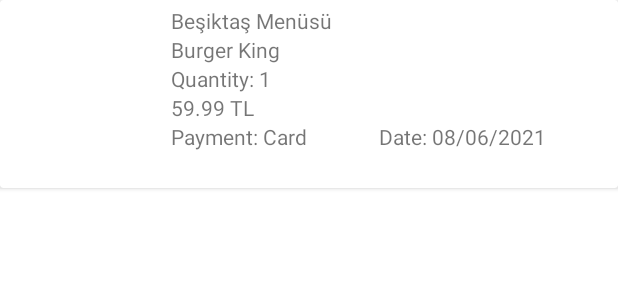
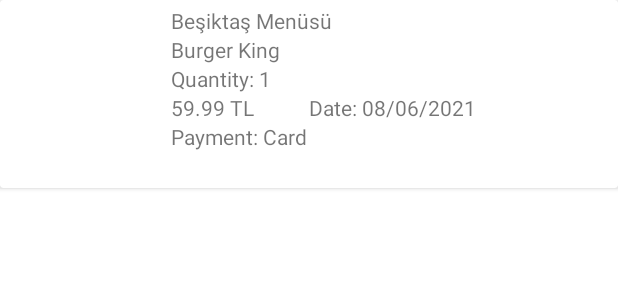
Before and after one commit to Yemeksepeti-Mobil-Android-Bootcamp/final-project-ahmetgultekin, an Android app: the layout orders_item.xml on its own in the app's theme, with its tools: preview values and no code run, on a phone screen of 412 x 824 dp. Shown: the top 300 px of the screen. Run offline under Robolectric (Android 15) with nearby library versions, the phone set to English and light mode, and no system bars.

Commit message:
UI got editted

```diff
--- a/app/src/main/res/layout/orders_item.xml
+++ b/app/src/main/res/layout/orders_item.xml
@@ -57,9 +57,10 @@
             android:id="@+id/ordersDate"
             android:layout_width="wrap_content"
             android:layout_height="wrap_content"
-            app:layout_constraintBottom_toBottomOf="@+id/ordersPaymentMethod"
+            app:layout_constraintBottom_toBottomOf="@+id/ordersPrice"
             app:layout_constraintEnd_toEndOf="parent"
-            app:layout_constraintStart_toEndOf="@+id/ordersPaymentMethod"
+            app:layout_constraintHorizontal_bias="0.28"
+            app:layout_constraintStart_toEndOf="@+id/ordersPrice"
             tools:text="Date: 08/06/2021" />
     </androidx.constraintlayout.widget.ConstraintLayout>
 
```
Also changed, not shown: app/src/main/java/com/example/foodorderingapp/ui/bottomNavigation/bag/BagFragment.kt (+6 -1 lines), app/src/main/res/layout/fragment_food_detail.xml (+9 -7 lines).
